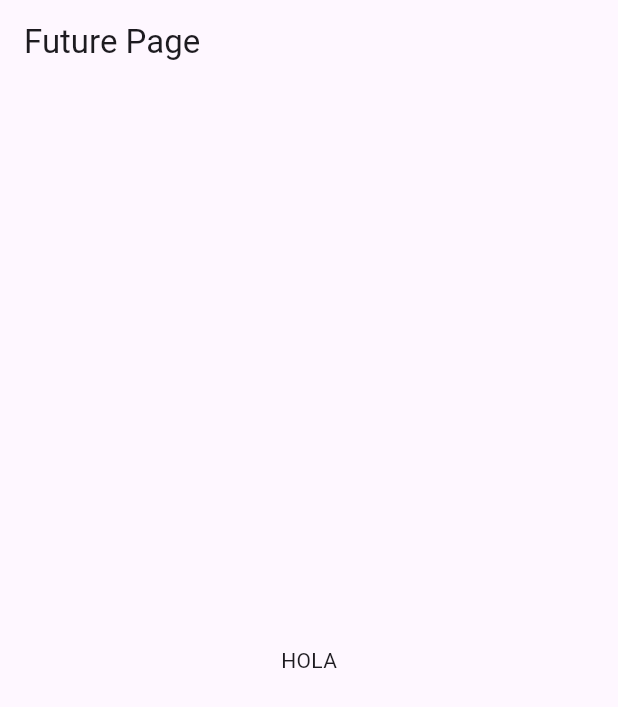
After one commit to AlberthRuiz/future_flutter, a Flutter app: the screen it shows after launch, on a phone screen of 412 x 824 dp. The commit adds this screen. Shown: the top 707 px of the screen. Run offline on Flutter 3.47's test engine with Material 3 defaults, Android fonts, the phone set to English and light mode, and no system bars.

Commit message:
asyncsnapshot future builder

```diff
--- a/lib/main.dart
+++ b/lib/main.dart
@@ -1,11 +1,12 @@
 import 'package:flutter/material.dart';
 import 'package:futuresg7/pages/container_page.dart';
+import 'package:futuresg7/pages/future_page.dart';
 import 'package:futuresg7/pages/tab_bar_page.dart';
 
 void main() {
   runApp(
     MaterialApp(
-      home: TabBarPage(),
+      home: FuturePage(),
       debugShowCheckedModeBanner: false,
     ),
   );
--- /dev/null
+++ b/lib/pages/future_page.dart
@@ -0,0 +1,39 @@
+import 'package:flutter/material.dart';
+
+class FuturePage extends StatelessWidget {
+  @override
+  Widget build(BuildContext context) {
+    Future<String> getTitle() async {
+      return Future.delayed(
+        Duration(seconds: 5),
+        () {
+          return "Los inocentes";
+        },
+      );
+    }
+
+    Future<int> getNumber() async {
+      return Future.delayed(Duration(seconds: 3), () {
+        return 999;
+      });
+    }
+
+    return Scaffold(
+      appBar: AppBar(
+        title: Text("Future Page"),
+      ),
+      body: Center(
+        child: FutureBuilder(
+          future: getTitle(),
+          builder: (BuildContext context, AsyncSnapshot snapshot) {
+            print("snapshot: $snapshot");
+            print("connection state: ${snapshot.connectionState}");
+            print("has data: ${snapshot.hasData}");
+            print("has error: ${snapshot.hasError}");
+            return Text("HOLA");
+          },
+        ),
+      ),
+    );
+  }
+}
--- a/lib/pages/home_page.dart
+++ b/lib/pages/home_page.dart
@@ -46,7 +46,6 @@ class _HomePageState extends State<HomePage> {
     );
   }
 
-  late Future _myFuture;
   @override
   void initState() {
     // TODO: implement initState
@@ -61,7 +60,6 @@ class _HomePageState extends State<HomePage> {
     // });
 
     //SI SE PUEDE OPCION 2
-    _myFuture = getMandarina();
   }
 
   @override
```
